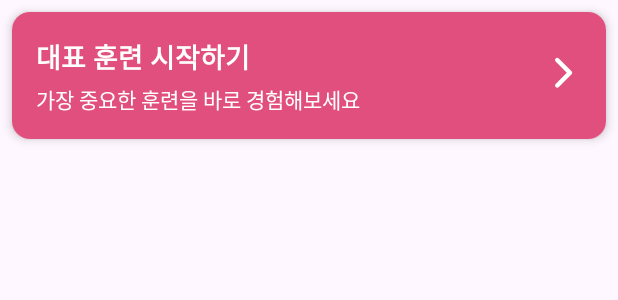
After one commit to JinsuPark01/emotionalApp, an Android app: the layout item_representative_training_button.xml on its own in the app's theme, with its tools: preview values and no code run, on a phone screen of 412 x 824 dp. The commit adds this screen. Shown: the top 300 px of the screen. Run offline under Robolectric (Android 15) with nearby library versions, the phone set to English and light mode, and no system bars.

Commit message:
feat: Add representative training button layout and resources
This commit introduces a new layout for a representative training button, along with associated drawable and string resources.

- `item_representative_training_button.xml`: Layout for a card-style button with a title, subtitle, and a forward arrow icon. It uses a pink background.
- `ic_forward_arrow.xml`: Vector drawable for a right-pointing arrow.
- Added a new string resource: `view_details_arrow` ("세부 정보 보기 화살표").

```diff
--- /dev/null
+++ b/app/src/main/res/drawable/ic_forward_arrow.xml
@@ -0,0 +1,5 @@
+<vector xmlns:android="http://schemas.android.com/apk/res/android" android:height="24dp" android:viewportHeight="16" android:viewportWidth="16" android:width="24dp">
+
+    <path android:fillColor="#000000" android:pathData="M4.293,0.636C4.106,0.823 4,1.078 4,1.343C4,1.608 4.106,1.862 4.293,2.05L9.243,7L4.293,11.95C4.111,12.139 4.01,12.391 4.012,12.653C4.015,12.915 4.12,13.166 4.305,13.352C4.491,13.537 4.741,13.642 5.004,13.645C5.266,13.647 5.518,13.546 5.707,13.364L11.364,7.707C11.551,7.519 11.657,7.265 11.657,7C11.657,6.735 11.551,6.48 11.364,6.293L5.707,0.636C5.519,0.448 5.265,0.343 5,0.343C4.735,0.343 4.48,0.448 4.293,0.636Z"/>
+
+</vector>
--- /dev/null
+++ b/app/src/main/res/layout/item_representative_training_button.xml
@@ -0,0 +1,59 @@
+<?xml version="1.0" encoding="utf-8"?>
+<androidx.cardview.widget.CardView xmlns:android="http://schemas.android.com/apk/res/android"
+    xmlns:app="http://schemas.android.com/apk/res-auto"
+    android:layout_width="match_parent"
+    android:layout_height="wrap_content"
+    android:layout_margin="8dp"
+    app:cardCornerRadius="12dp"
+    app:cardElevation="4dp"
+    android:clickable="true"
+    android:focusable="true"
+    android:foreground="?attr/selectableItemBackground">
+
+    <LinearLayout
+        android:layout_width="match_parent"
+        android:layout_height="wrap_content"
+        android:orientation="horizontal"
+        android:background="@color/pink"
+        android:padding="16dp"
+        android:gravity="center_vertical">
+
+    <!-- 텍스트 영역 (타이틀 및 서브타이틀) -->
+    <LinearLayout
+        android:layout_width="0dp"
+        android:layout_height="wrap_content"
+        android:layout_weight="1"
+        android:orientation="vertical">
+
+        <TextView
+            android:id="@+id/tv_training_title"
+            android:layout_width="wrap_content"
+            android:layout_height="wrap_content"
+            android:text="대표 훈련 시작하기"
+            android:textColor="@android:color/white"
+            android:textSize="18sp"
+            android:textStyle="bold" />
+
+        <TextView
+            android:id="@+id/tv_training_subtitle"
+            android:layout_width="wrap_content"
+            android:layout_height="wrap_content"
+            android:text="가장 중요한 훈련을 바로 경험해보세요"
+            android:textColor="@android:color/white"
+            android:textSize="14sp"
+            android:layout_marginTop="4dp"/>
+<!--            android:visibility="gone"-->
+    </LinearLayout>
+
+    <!-- 오른쪽 화살표 아이콘 -->
+    <ImageView
+        android:id="@+id/img_arrow_indicator"
+        android:layout_width="24dp"
+        android:layout_height="24dp"
+        android:layout_marginStart="16dp"
+        android:src="@drawable/ic_forward_arrow"
+        android:contentDescription="@string/view_details_arrow"
+        app:tint="@android:color/white"
+    />
+</LinearLayout>
+</androidx.cardview.widget.CardView>
--- a/app/src/main/res/values/strings.xml
+++ b/app/src/main/res/values/strings.xml
@@ -2,5 +2,5 @@
     <string name="app_name">emotionalApp</string>
 
     <string name="training_icon">훈련 아이콘</string>
-
+    <string name="view_details_arrow">세부 정보 보기 화살표</string>
 </resources>
```
